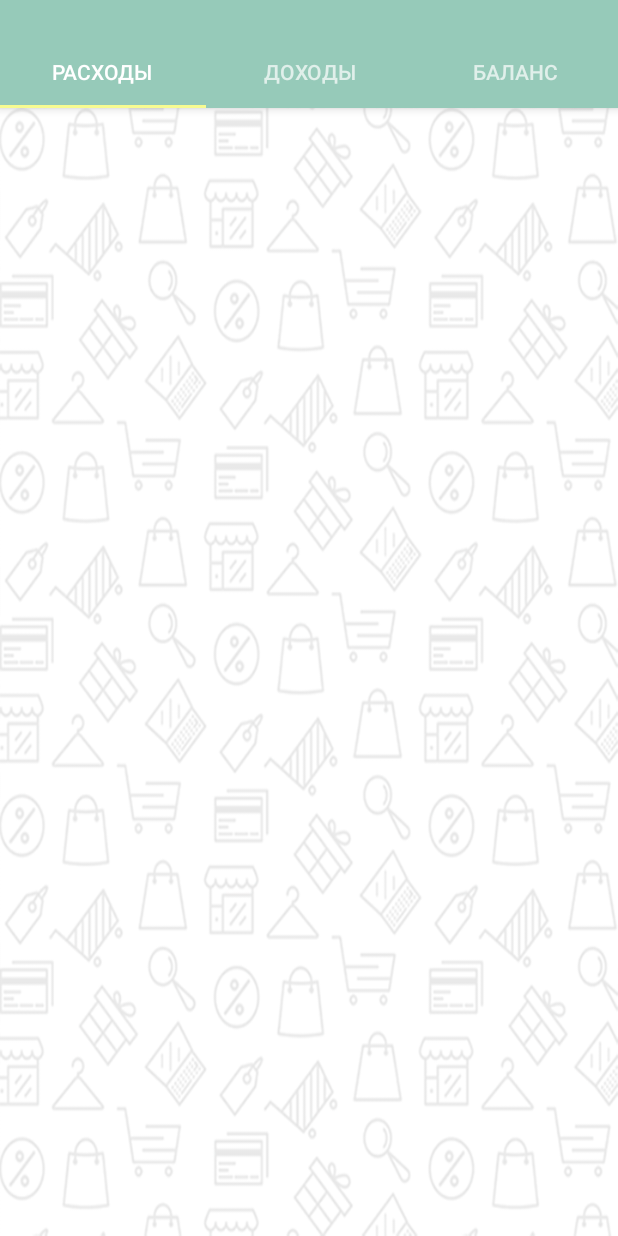
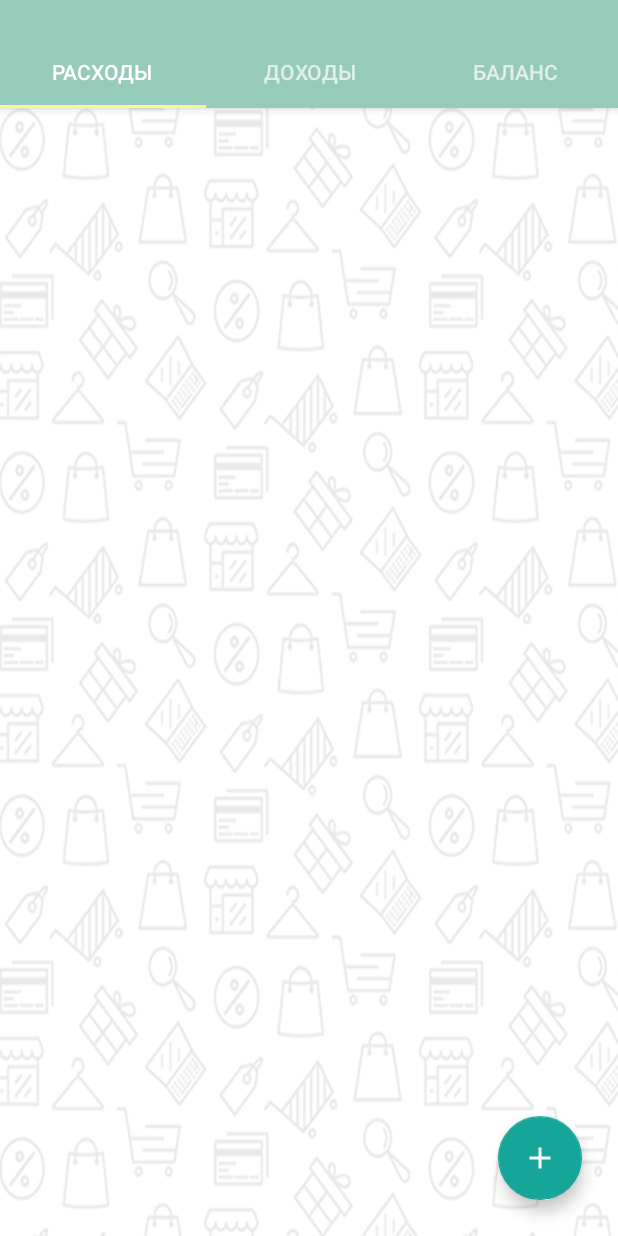
Before and after one commit to SupineTundra/MyMoneyTrackerOct17, an Android app: the screen it shows after launch (MainActivity), on a phone screen of 412 x 824 dp. Run offline under Robolectric (Android 15) with nearby library versions, the phone set to English and light mode, and no system bars.

```diff
--- a/app/build.gradle
+++ b/app/build.gradle
@@ -24,11 +24,11 @@ dependencies {
     implementation 'com.android.support:appcompat-v7:26.1.0'
     implementation 'com.android.support.constraint:constraint-layout:1.0.2'
     implementation 'com.android.support:design:26.1.0'
+    implementation 'com.android.support:cardview-v7:26.1.0'
 
     implementation 'com.squareup.retrofit2:retrofit:2.3.0'
     implementation 'com.squareup.retrofit2:converter-gson:2.3.0'
     implementation 'com.squareup.okhttp3:logging-interceptor:3.9.0'
-
 
     testImplementation 'junit:junit:4.12'
     androidTestImplementation 'com.android.support.test:runner:1.0.1'
--- a/app/src/main/java/com/lofstschool/mymoneytrackeroct17/AddActivity.java
+++ b/app/src/main/java/com/lofstschool/mymoneytrackeroct17/AddActivity.java
@@ -14,7 +14,7 @@ public class AddActivity extends AppCompatActivity {
     @Override
     protected void onCreate(Bundle savedInstanceState) {
         super.onCreate(savedInstanceState);
-        setContentView(R.layout.activity_main);
+        setContentView(R.layout.activity_add);
         final EditText titleEdit = findViewById(R.id.nameObj);
         EditText numEdit = findViewById(R.id.numObj);
         final Button addButton = findViewById(R.id.add);
--- a/app/src/main/java/com/lofstschool/mymoneytrackeroct17/ItemsFragment.java
+++ b/app/src/main/java/com/lofstschool/mymoneytrackeroct17/ItemsFragment.java
@@ -1,34 +1,25 @@
 package com.lofstschool.mymoneytrackeroct17;
 
-import android.app.Fragment;
-import android.content.Context;
-import android.os.Handler;
-import android.os.Looper;
-import android.os.Message;
-import com.lofstschool.mymoneytrackeroct17.Result.AddResult;
+import android.content.Intent;
+import android.os.Bundle;
 import android.support.annotation.Nullable;
+import android.support.design.widget.FloatingActionButton;
 import android.support.v4.app.LoaderManager;
 import android.support.v4.content.AsyncTaskLoader;
 import android.support.v4.content.Loader;
-import android.support.v7.app.AppCompatActivity;
-import android.os.Bundle;
 import android.support.v7.widget.LinearLayoutManager;
 import android.support.v7.widget.RecyclerView;
 import android.view.LayoutInflater;
 import android.view.View;
 import android.view.ViewGroup;
-import 	android.widget.Toast;
-
-import static com.lofstschool.mymoneytrackeroct17.Item.TYPE_EXPENSE;
-import static com.lofstschool.mymoneytrackeroct17.Item.TYPE_INCOME;
-import static com.lofstschool.mymoneytrackeroct17.Item.TYPE_UNKNOWN;
-
+import android.widget.Toast;
 
 import com.lofstschool.mymoneytrackeroct17.api.Api;
 
 import java.io.IOException;
-import java.util.ArrayList;
 import java.util.List;
+
+import static com.lofstschool.mymoneytrackeroct17.Item.TYPE_UNKNOWN;
 
 public class ItemsFragment extends android.support.v4.app.Fragment {
 
@@ -79,7 +70,14 @@ public class ItemsFragment extends android.support.v4.app.Fragment {
         RecyclerView recycler = view.findViewById(R.id.recycler);
         recycler.setLayoutManager(new LinearLayoutManager(getContext()));
         recycler.setAdapter(adapter);
-
+        FloatingActionButton fab = view.findViewById(R.id.fab_add);
+        fab.setOnClickListener(new View.OnClickListener() {
+            @Override
+            public void onClick(View view) {
+               Intent intent = new Intent(getActivity(), AddActivity.class);
+                startActivity(intent);
+            }
+        });
         loadItems();
     }
 
--- a/app/src/main/java/com/lofstschool/mymoneytrackeroct17/api/Api.java
+++ b/app/src/main/java/com/lofstschool/mymoneytrackeroct17/api/Api.java
@@ -4,6 +4,7 @@ package com.lofstschool.mymoneytrackeroct17.api;
 
 import com.lofstschool.mymoneytrackeroct17.Item;
 import com.lofstschool.mymoneytrackeroct17.Result.AddResult;
+
 
 import java.util.List;
 
--- /dev/null
+++ b/app/src/main/res/drawable/ic_add_white_24dp.xml
@@ -0,0 +1,9 @@
+<vector xmlns:android="http://schemas.android.com/apk/res/android"
+        android:width="24dp"
+        android:height="24dp"
+        android:viewportWidth="24.0"
+        android:viewportHeight="24.0">
+    <path
+        android:fillColor="@android:color/white"
+        android:pathData="M19,13h-6v6h-2v-6H5v-2h6V5h2v6h6v2z"/>
+</vector>
--- a/app/src/main/res/layout/fragment_items.xml
+++ b/app/src/main/res/layout/fragment_items.xml
@@ -15,5 +15,16 @@
         android:layout_height="match_parent"
         tools:listitem="@layout/item" />
 
+    <android.support.design.widget.FloatingActionButton
+        android:id="@+id/fab_add"
+        style="@style/floatingButton"
+        android:layout_width="@dimen/floatButton"
+        android:layout_height="@dimen/floatButton"
+        android:layout_gravity="bottom|end"
+        android:layout_margin="@dimen/stringSize"
+        app:backgroundTint="@color/buttonColor"
+        android:src="@drawable/ic_add_white_24dp"
+           />
+
 
 </FrameLayout>
--- a/app/src/main/res/values/colors.xml
+++ b/app/src/main/res/values/colors.xml
@@ -8,6 +8,7 @@
     <color name="gray">#95989a</color>
     <color name="nameColorBg">#fcc418</color>
     <color name="priceColorBg">#e6af1e</color>
+    <color name="buttonColor">#15a699</color>
 
 
 </resources>
--- a/app/src/main/res/values/dimension.xml
+++ b/app/src/main/res/values/dimension.xml
@@ -4,4 +4,5 @@
     <dimen name="marginInputString">8dp</dimen>
     <dimen name="minItemHeight">65dp</dimen>
     <dimen name="marginItem">5dp</dimen>
+    <dimen name="floatButton">56dp</dimen>
 </resources>
--- a/app/src/main/res/values/styles.xml
+++ b/app/src/main/res/values/styles.xml
@@ -16,4 +16,8 @@
 
     </style>
 
+    <style name="floatingButton">
+        <item name="ButtonColor">@colors/buttonColor</item>
+    </style>
+
 </resources>
```
